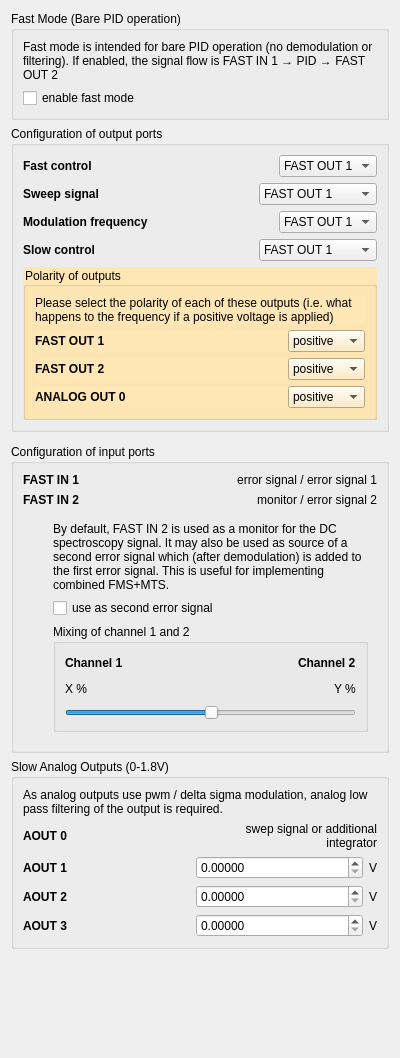
First picture: the form in linien-gui/linien_gui/ui/general_panel.ui, repository linien-org/linien, before the edit.
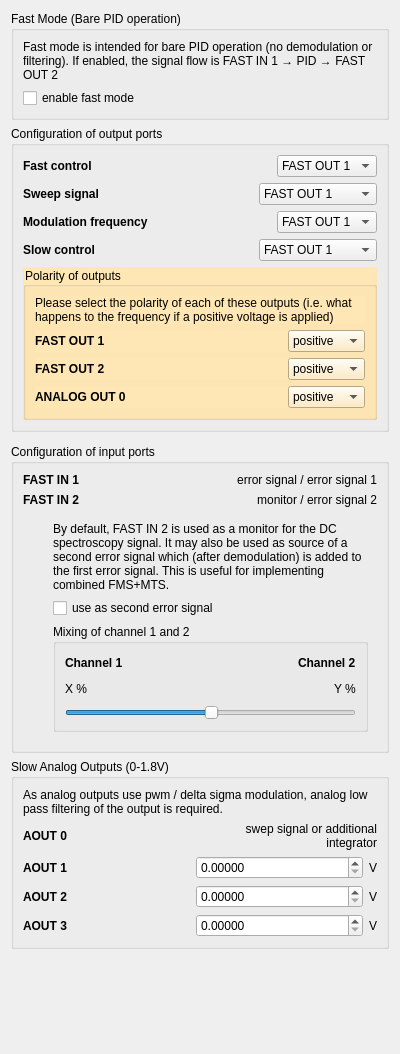
Second picture: the form after the edit. Custom widgets are drawn as their Qt base class.

Patch:
```diff
--- a/linien-gui/linien_gui/ui/general_panel.ui
+++ b/linien-gui/linien_gui/ui/general_panel.ui
@@ -7,7 +7,7 @@
     <x>0</x>
     <y>0</y>
     <width>400</width>
-    <height>1058</height>
+    <height>1054</height>
    </rect>
   </property>
   <property name="windowTitle">
@@ -75,6 +75,12 @@
             <verstretch>0</verstretch>
            </sizepolicy>
           </property>
+          <property name="minimumSize">
+           <size>
+            <width>100</width>
+            <height>0</height>
+           </size>
+          </property>
           <item>
            <property name="text">
             <string>FAST OUT 1</string>
@@ -154,6 +160,12 @@
             <verstretch>0</verstretch>
            </sizepolicy>
           </property>
+          <property name="minimumSize">
+           <size>
+            <width>100</width>
+            <height>0</height>
+           </size>
+          </property>
           <item>
            <property name="text">
             <string>FAST OUT 1</string>
```
Left out of the diff: 38 changed lines with no effect on the pictures.
